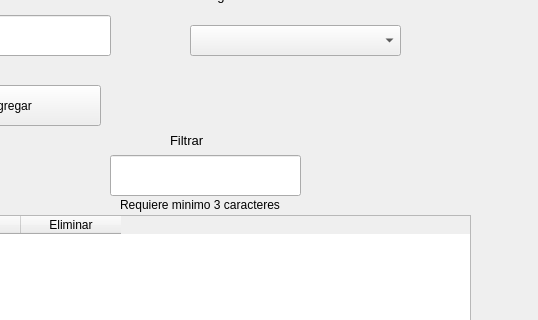
Above: qt/athletesView.ui from germang2/CrossfitTimer before the change; both pictures show x 550 to 1088 and y 195 to 515 of the 1088 by 764 pixel window. Below: the same form after it.
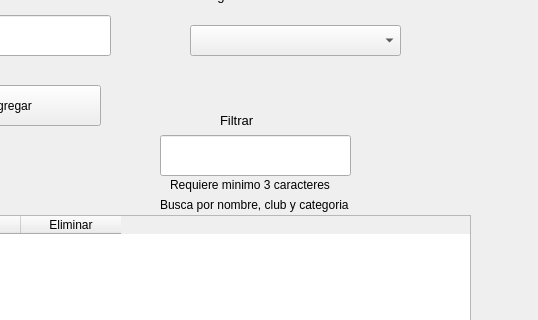
That is the form after the change.

Commit message: Allow filter by club or category at athletes filter

Patch:
```diff
--- a/qt/athletesView.ui
+++ b/qt/athletesView.ui
@@ -147,8 +147,8 @@
   <widget class="QLineEdit" name="ed_filter">
    <property name="geometry">
     <rect>
-     <x>660</x>
-     <y>350</y>
+     <x>710</x>
+     <y>330</y>
      <width>191</width>
      <height>41</height>
     </rect>
@@ -157,8 +157,8 @@
   <widget class="QLabel" name="label_7">
    <property name="geometry">
     <rect>
-     <x>720</x>
-     <y>320</y>
+     <x>770</x>
+     <y>300</y>
      <width>91</width>
      <height>31</height>
     </rect>
@@ -496,8 +496,8 @@
   <widget class="QLabel" name="label_9">
    <property name="geometry">
     <rect>
-     <x>670</x>
-     <y>390</y>
+     <x>720</x>
+     <y>370</y>
      <width>191</width>
      <height>20</height>
     </rect>
@@ -525,6 +525,19 @@
     <set>Qt::AlignCenter</set>
    </property>
   </widget>
+  <widget class="QLabel" name="label_10">
+   <property name="geometry">
+    <rect>
+     <x>710</x>
+     <y>390</y>
+     <width>211</width>
+     <height>20</height>
+    </rect>
+   </property>
+   <property name="text">
+    <string>Busca por nombre, club y categoria</string>
+   </property>
+  </widget>
  </widget>
  <resources/>
  <connections/>
```
The commit also changes 3 other files.
